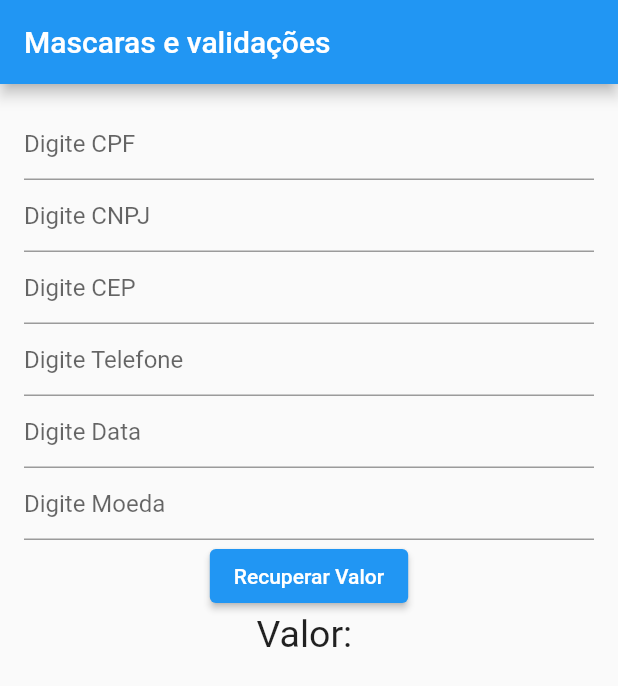
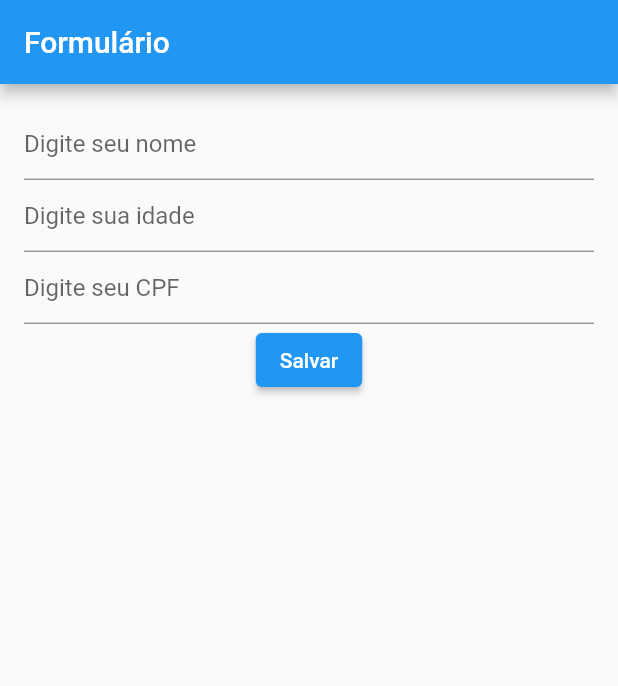
Before and after one commit to SandroRF1973/mascara_campos, a Flutter app: the screen it shows after launch, on a phone screen of 412 x 824 dp. Shown: the top 686 px of the screen. Run offline on Flutter 3.47's test engine with Material 2 defaults, Android fonts, the light colour scheme and no system bars; our stand-ins replace brasil_fields; missing offline and left inert: validadores.

Commit message:
Aula - 260

```diff
--- /dev/null
+++ b/lib/formulario.dart
@@ -0,0 +1,78 @@
+import 'package:brasil_fields/brasil_fields.dart';
+import 'package:flutter/material.dart';
+import 'package:flutter/services.dart';
+import 'package:validadores/Validador.dart';
+
+class Formulario extends StatefulWidget {
+  const Formulario({super.key});
+
+  @override
+  State<Formulario> createState() => _FormularioState();
+}
+
+class _FormularioState extends State<Formulario> {
+  final _formKey = GlobalKey<FormState>();
+  String _mensagem = "";
+
+  @override
+  Widget build(BuildContext context) {
+    return Scaffold(
+      appBar: AppBar(
+        title: const Text("Formulário"),
+      ),
+      body: Container(
+        padding: const EdgeInsets.all(16),
+        child: Form(
+            key: _formKey,
+            child: Column(
+              children: [
+                TextFormField(
+                  decoration:
+                      const InputDecoration(hintText: "Digite seu nome"),
+                  validator: (valor) {
+                    return Validador()
+                        .add(Validar.OBRIGATORIO, msg: "Campo obrigatório")
+                        .minLength(5, msg: "Mínimo de 5 caracteres")
+                        .maxLength(100, msg: "Máximo de 100 caracteres")
+                        .valido(valor);
+                  },
+                ),
+                TextFormField(
+                  keyboardType: TextInputType.number,
+                  decoration:
+                      const InputDecoration(hintText: "Digite sua idade"),
+                  validator: (valor) {
+                    return Validador()
+                        .add(Validar.OBRIGATORIO, msg: "Campo obrigatório")
+                        .valido(valor);
+                  },
+                ),
+                TextFormField(
+                  keyboardType: TextInputType.number,
+                  inputFormatters: [
+                    FilteringTextInputFormatter.digitsOnly,
+                    CpfInputFormatter()
+                  ],
+                  decoration: const InputDecoration(hintText: "Digite seu CPF"),
+                  validator: (valor) {
+                    return Validador()
+                        .add(Validar.OBRIGATORIO, msg: "Campo obrigatório")
+                        .add(Validar.CPF, msg: "CPF Inválido")
+                        .valido(valor);
+                  },
+                ),
+                ElevatedButton(
+                    onPressed: () {
+                      if (_formKey.currentState!.validate()) {}
+                    },
+                    child: const Text("Salvar")),
+                Text(
+                  _mensagem,
+                  style: const TextStyle(fontSize: 25),
+                )
+              ],
+            )),
+      ),
+    );
+  }
+}
--- a/lib/main.dart
+++ b/lib/main.dart
@@ -1,10 +1,11 @@
 import 'package:flutter/material.dart';
+import 'package:mascara_campos/formulario.dart';
 import 'package:mascara_campos/home.dart';
 
 void main() {
   runApp(const MaterialApp(
     title: "Máscaras e Validações",
-    home: Home(),
+    home: Formulario(),
     debugShowCheckedModeBanner: false,
   ));
 }
--- a/pubspec.yaml
+++ b/pubspec.yaml
@@ -37,6 +37,8 @@ dependencies:
   cupertino_icons: ^1.0.2
   brasil_fields: ^1.11.0
   intl: ^0.18.1
+  validadores: ^1.0.5
+  cpf_cnpj_validator: ^2.0.0
 
 dev_dependencies:
   flutter_test:
```
Also changed, not shown: pubspec.lock, 2 other files.
